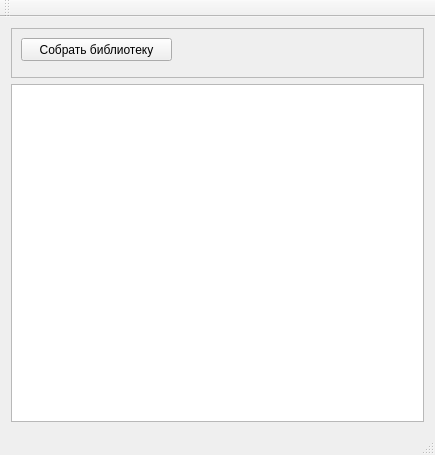
Old version of the form source_make/mainwindow.ui in the repository Harrix/Harrix-MathLibrary.
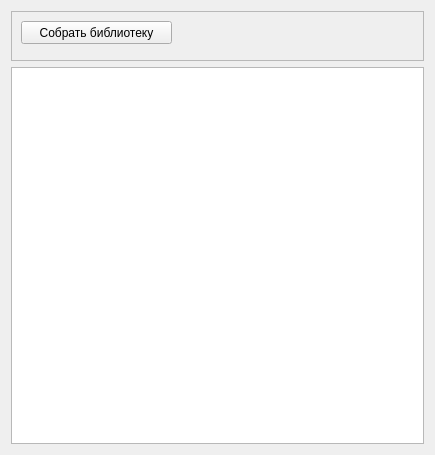
New version of the form.

What changed in the file:
```diff
--- a/source_make/mainwindow.ui
+++ b/source_make/mainwindow.ui
@@ -68,15 +68,6 @@
     </rect>
    </property>
   </widget>
-  <widget class="QToolBar" name="mainToolBar">
-   <attribute name="toolBarArea">
-    <enum>TopToolBarArea</enum>
-   </attribute>
-   <attribute name="toolBarBreak">
-    <bool>false</bool>
-   </attribute>
-  </widget>
-  <widget class="QStatusBar" name="statusBar"/>
  </widget>
  <layoutdefault spacing="6" margin="11"/>
  <resources/>
```
Left out of the diff: 2 changed lines with no effect on the pictures.
